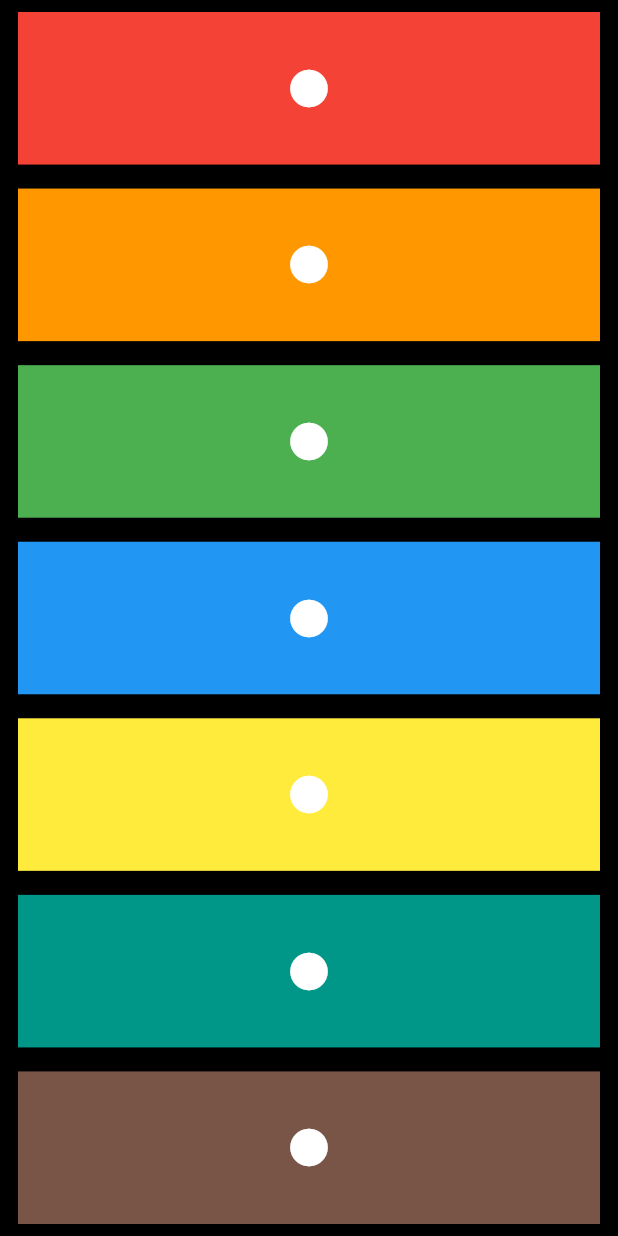
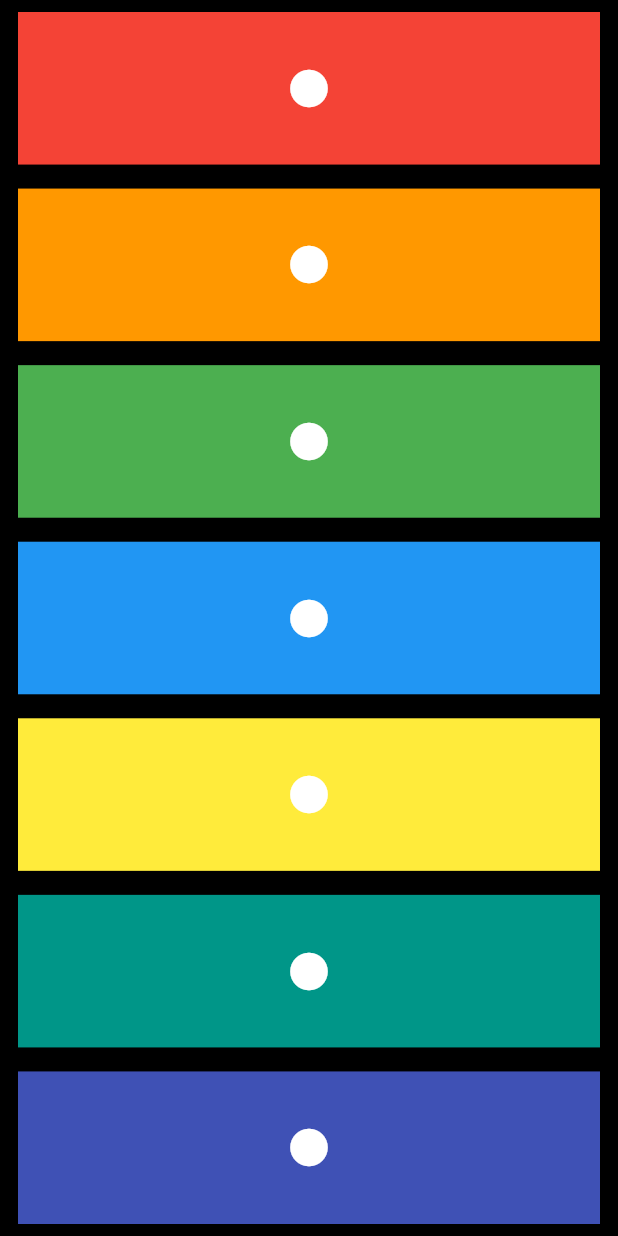
Before and after one commit to mohbscode/xylophone-flutter, a Flutter app: the screen it shows after launch, on a phone screen of 412 x 824 dp. Run offline on Flutter 3.47's test engine with Material 3 defaults, Android fonts, the phone set to English and light mode, and no system bars; our stand-ins replace audioplayers.

Commit message:
refactored code

```diff
--- a/lib/main.dart
+++ b/lib/main.dart
@@ -13,6 +13,25 @@
     player.play(AssetSource('note$noteNumber.wav'));
   }
 
+  Expanded buildKey({required Color color, required int soundNumber}) {
+    return Expanded(
+      child: TextButton(
+        onPressed: () {
+          playSound(soundNumber);
+        },
+        child: Container(
+          constraints: const BoxConstraints.expand(),
+          color: color,
+          child: const Icon(
+            Icons.circle,
+            size: 30.0,
+            color: Colors.white,
+          ),
+        ),
+      ),
+    );
+  }
+
   // This widget is the root of your application.
   @override
   Widget build(BuildContext context) {
@@ -20,128 +39,19 @@
       home: Scaffold(
         backgroundColor: Colors.black,
         // appBar: AppBar(
-        //   title: const Text('Xylophone'),
+        // title: const Text('Xylophone'),
         // ),
         body: SafeArea(
           child: Column(
             crossAxisAlignment: CrossAxisAlignment.stretch,
             children: [
-              Expanded(
-                child: TextButton(
-                  onPressed: () {
-                    playSound(1);
-                  },
-                  child: Container(
-                    constraints: const BoxConstraints.expand(),
-                    color: Colors.red,
-                    child: const Icon(
-                      Icons.circle,
-                      size: 30.0,
-                      color: Colors.white,
-                    ),
-                  ),
-                ),
-              ),
-              Expanded(
-                child: TextButton(
-                  onPressed: () {
-                    playSound(2);
-                  },
-                  child: Container(
-                    constraints: const BoxConstraints.expand(),
-                    color: Colors.orange,
-                    child: const Icon(
-                      Icons.circle,
-                      size: 30.0,
-                      color: Colors.white,
-                    ),
-                  ),
-                ),
-              ),
-              Expanded(
-                child: TextButton(
-                  onPressed: () {
-                    playSound(3);
-                  },
-                  child: Container(
-                    constraints: const BoxConstraints.expand(),
-                    color: Colors.green,
-                    child: const Icon(
-                      Icons.circle,
-                      size: 30.0,
-                      color: Colors.white,
-                    ),
-                  ),
-                ),
-              ),
-              Expanded(
-                child: TextButton(
-                  onPressed: () {
-                    playSound(4);
-                  },
-                  child: Container(
-                    constraints: const BoxConstraints.expand(),
-                    color: Colors.blue,
-                    child: const Icon(
-                      Icons.circle,
-                      size: 30.0,
-                      color: Colors.white,
-                    ),
-                  ),
-                ),
-              ),
-              Expanded(
-                child: TextButton(
-                  onPressed: () {
-                    playSound(5);
-                  },
-                  child: Container(
-                    constraints: const BoxConstraints.expand(),
-                    color: Colors.yellow,
-                    child: const Icon(
-                      Icons.circle,
-                      size: 30.0,
-                      color: Colors.white,
-                    ),
-                  ),
-                ),
-              ),
-              Expanded(
-                child: TextButton(
-                  onPressed: () {
-                    playSound(6);
-                  },
-                  child: Container(
-                    constraints: const BoxConstraints.expand(),
-                    color: Colors.teal,
-                    child: const Center(
-                      child: Icon(
-                        Icons.circle,
-                        size: 30.0,
-                        color: Colors.white,
-                      ),
-                    ),
-                  ),
-                ),
-              ),
-              Expanded(
-                child: TextButton(
-                  onPressed: () {
-                    playSound(7);
-                  },
-                  child: Container(
-                    constraints: const BoxConstraints.expand(),
-                    color: Colors.brown,
-                    child: const Center(
-                      child: Icon(
-                        Icons.circle,
-                        size: 30.0,
-                        color: Colors.white,
-                      ),
-                    ),
-                  ),
-                ),
-              ),
+              buildKey(color: Colors.red, soundNumber: 1),
+              buildKey(color: Colors.orange, soundNumber: 2),
+              buildKey(color: Colors.green, soundNumber: 3),
+              buildKey(color: Colors.blue, soundNumber: 4),
+              buildKey(color: Colors.yellow, soundNumber: 5),
+              buildKey(color: Colors.teal, soundNumber: 6),
+              buildKey(color: Colors.indigo, soundNumber: 7),
             ],
           ),
         ),
@@ -149,15 +59,3 @@
     );
   }
 }
-
-// child: Center(
-//             child: TextButton(
-//               onPressed: () {
-//                 final player = AudioPlayer();
-//                 player.play(AssetSource('note1.wav'));
-//               },
-//               child: const Text(
-//                 'SOUND',
-//               ),
-//             ),
-//           ),
```
